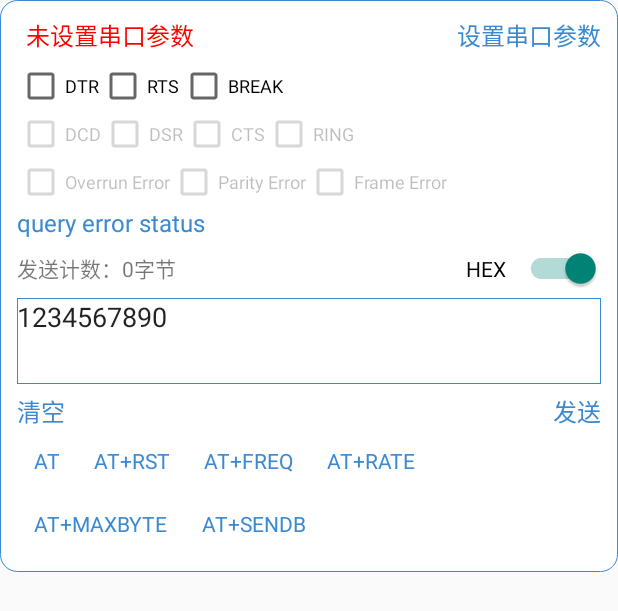
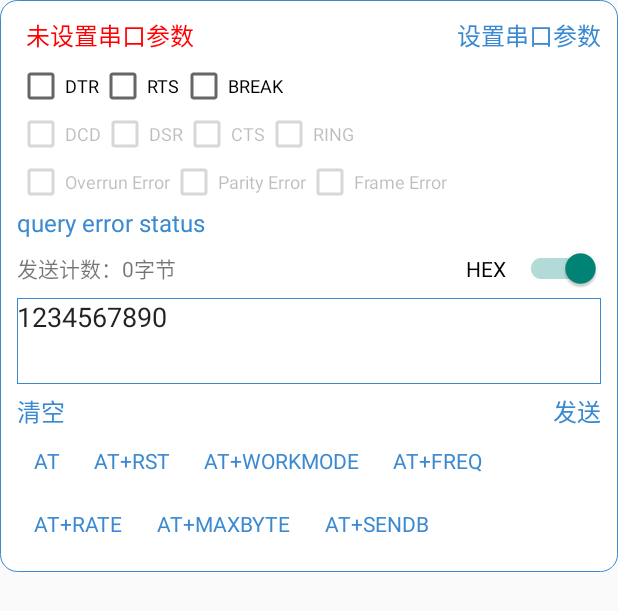
Before and after one commit to duanliwu/CH34, an Android app: the layout serial_item.xml on its own in the app's theme, with its tools: preview values and no code run, on a phone screen of 412 x 824 dp. Shown: the top 611 px of the screen. Run offline under Robolectric (Android 15) with nearby library versions, the phone set to English and light mode, and no system bars.

Commit message:
修改同步

```diff
--- a/ch34demo/app/src/main/res/layout/serial_item.xml
+++ b/ch34demo/app/src/main/res/layout/serial_item.xml
@@ -279,8 +279,7 @@
             android:layout_height="wrap_content"
             android:layout_gravity="center"
             android:text="AT"
-            android:layout_margin="@dimen/dp_10"
-            />
+            android:layout_margin="@dimen/dp_10" />
         <com.example.ch34demo.ui.CustomTextView
             android:id="@+id/AT_RST"
             android:layout_width="wrap_content"
@@ -290,6 +289,14 @@
             android:layout_margin="@dimen/dp_10"
             />
         <com.example.ch34demo.ui.CustomTextView
+            android:id="@+id/AT_WORKMODE"
+            android:layout_width="wrap_content"
+            android:layout_height="wrap_content"
+            android:layout_gravity="center"
+            android:text="AT+WORKMODE"
+            android:layout_margin="@dimen/dp_10" />
+
+        <com.example.ch34demo.ui.CustomTextView
             android:id="@+id/AT_FREQ"
             android:layout_width="wrap_content"
             android:layout_height="wrap_content"
@@ -297,6 +304,10 @@
             android:text="AT+FREQ"
             android:layout_margin="@dimen/dp_10"
             />
+    </LinearLayout>
+    <LinearLayout
+        android:layout_width="match_parent"
+        android:layout_height="wrap_content">
         <com.example.ch34demo.ui.CustomTextView
             android:id="@+id/AT_RATE"
             android:layout_width="wrap_content"
@@ -305,10 +316,6 @@
             android:text="AT+RATE"
             android:layout_margin="@dimen/dp_10"
             />
-    </LinearLayout>
-    <LinearLayout
-        android:layout_width="match_parent"
-        android:layout_height="wrap_content">
         <com.example.ch34demo.ui.CustomTextView
             android:id="@+id/AT_MAXBYTE"
             android:layout_width="wrap_content"
```
Also changed, not shown: ch34demo/app/src/main/java/com/example/ch34demo/adapter/SerialListAdapter.java (+25 -3 lines), 3 other files.
